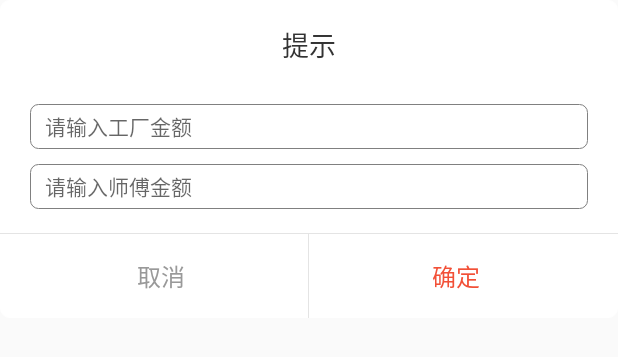
After one commit to xiaoandxu/backstage, an Android app: the layout dialog_finish_agagin.xml on its own in the app's theme, with its tools: preview values and no code run, on a phone screen of 412 x 824 dp. The commit adds this screen. Shown: the top 357 px of the screen. Run offline under Robolectric (Android 15) with nearby library versions, the phone set to English and light mode, and no system bars.

Commit message:
废除工单有理由，再次完结工单

```diff
--- a/app/src/main/java/com/zhkj/backstage/fragment/AccessoriesFragment.java
+++ b/app/src/main/java/com/zhkj/backstage/fragment/AccessoriesFragment.java
@@ -158,5 +158,10 @@ public class AccessoriesFragment extends BaseLazyFragment<DetailPresenter, Detai
 
     }
 
+    @Override
+    public void endAgain(BaseResult<Data<String>> baseResult) {
+
+    }
+
 
 }
--- a/app/src/main/java/com/zhkj/backstage/fragment/ReturnFragment.java
+++ b/app/src/main/java/com/zhkj/backstage/fragment/ReturnFragment.java
@@ -155,6 +155,11 @@ public class ReturnFragment extends BaseLazyFragment<DetailPresenter, DetailMode
     }
 
     @Override
+    public void endAgain(BaseResult<Data<String>> baseResult) {
+
+    }
+
+    @Override
     public void onClick(View v) {
         switch (v.getId()){
             case R.id.iv_bar_code:
--- a/app/src/main/java/com/zhkj/backstage/fragment/SysteminfoFragment.java
+++ b/app/src/main/java/com/zhkj/backstage/fragment/SysteminfoFragment.java
@@ -117,4 +117,9 @@ public class SysteminfoFragment extends BaseLazyFragment<DetailPresenter, Detail
     public void NowEnSureOrder(BaseResult<Data<String>> baseResult) {
 
     }
+
+    @Override
+    public void endAgain(BaseResult<Data<String>> baseResult) {
+
+    }
 }
--- /dev/null
+++ b/app/src/main/res/layout/dialog_finish_agagin.xml
@@ -0,0 +1,114 @@
+<?xml version="1.0" encoding="utf-8"?>
+<LinearLayout
+    xmlns:android="http://schemas.android.com/apk/res/android"
+    xmlns:tools="http://schemas.android.com/tools"
+    android:layout_width="match_parent"
+    android:layout_height="wrap_content"
+    android:minWidth="260dp"
+    android:layout_centerInParent="true"
+    android:paddingTop="16dp"
+    android:background="@drawable/bg_dialog"
+    android:orientation="vertical">
+    <TextView
+        android:id="@+id/title"
+        android:layout_width="wrap_content"
+        android:layout_height="wrap_content"
+        android:layout_gravity="center"
+        android:layout_marginLeft="16dp"
+        android:layout_marginRight="16dp"
+        android:layout_marginBottom="16dp"
+        android:gravity="center"
+        tools:text="提示"
+        android:visibility="visible"
+        android:textColor="#333333"
+        android:textSize="18sp" />
+    <ImageView
+        android:id="@+id/image"
+        android:layout_gravity="center"
+        android:maxHeight="150dp"
+        android:maxWidth="150dp"
+        android:layout_marginBottom="10dp"
+        android:layout_marginLeft="16dp"
+        android:layout_marginRight="16dp"
+        android:visibility="visible"
+        android:layout_width="wrap_content"
+        android:layout_height="wrap_content" />
+    <EditText
+        android:id="@+id/et_factory_amount"
+        android:layout_width="match_parent"
+        android:layout_height="30dp"
+        android:layout_marginLeft="20dp"
+        android:layout_marginRight="20dp"
+        android:lineSpacingExtra="3dp"
+        android:lineSpacingMultiplier="1.2"
+        android:textSize="14dp"
+        android:textColor="#999999"
+        tools:text=""
+        android:hint="请输入工厂金额"
+        android:paddingLeft="10dp"
+        android:inputType="numberDecimal"
+        android:background="@drawable/gray_shape2"/>
+    <EditText
+        android:id="@+id/et_master_amount"
+        android:layout_width="match_parent"
+        android:layout_height="30dp"
+        android:layout_marginLeft="20dp"
+        android:layout_marginRight="20dp"
+        android:lineSpacingExtra="3dp"
+        android:lineSpacingMultiplier="1.2"
+        android:textSize="14dp"
+        android:textColor="#999999"
+        tools:text=""
+        android:hint="请输入师傅金额"
+        android:paddingLeft="10dp"
+        android:layout_marginTop="10dp"
+        android:inputType="numberDecimal"
+        android:background="@drawable/gray_shape2"/>
+    <View
+        android:layout_width="match_parent"
+        android:layout_height="1px"
+        android:layout_marginTop="16dp"
+        android:background="#E4E4E4" />
+
+    <LinearLayout
+        android:layout_width="match_parent"
+        android:layout_height="wrap_content"
+        android:orientation="horizontal">
+
+        <Button
+            android:id="@+id/negtive"
+            android:layout_width="0dp"
+            android:layout_height="wrap_content"
+            android:layout_marginLeft="10dp"
+            android:paddingTop="16dp"
+            android:paddingBottom="16dp"
+            android:layout_weight="1"
+            android:background="@null"
+            android:gravity="center"
+            android:singleLine="true"
+            android:text="取消"
+            android:textColor="#999999"
+            android:textSize="16sp" />
+
+        <View
+            android:id="@+id/column_line"
+            android:layout_width="1px"
+            android:layout_height="match_parent"
+            android:background="#E4E4E4" />
+
+        <Button
+            android:id="@+id/positive"
+            android:layout_width="0dp"
+            android:layout_height="wrap_content"
+            android:layout_marginRight="10dp"
+            android:layout_weight="1"
+            android:paddingTop="16dp"
+            android:paddingBottom="16dp"
+            android:background="@null"
+            android:gravity="center"
+            android:singleLine="true"
+            android:text="确定"
+            android:textColor="@color/red"
+            android:textSize="16sp" />
+    </LinearLayout>
+</LinearLayout>
```
Also changed, not shown: app/src/main/java/com/zhkj/backstage/contract/DetailContract.java (+5 -2 lines), app/src/main/java/com/zhkj/backstage/fragment/DetailsFragment.java (+101 -25 lines), app/src/main/java/com/zhkj/backstage/model/DetailModel.java (+9 -2 lines), app/src/main/java/com/zhkj/backstage/presenter/DetailPresenter.java (+15 -2 lines), app/src/main/java/com/zhkj/backstage/service/ApiService.java (+11 -1 lines), app/src/main/res/layout/fragment_details.xml (+11 -0 lines), 4 other files.
